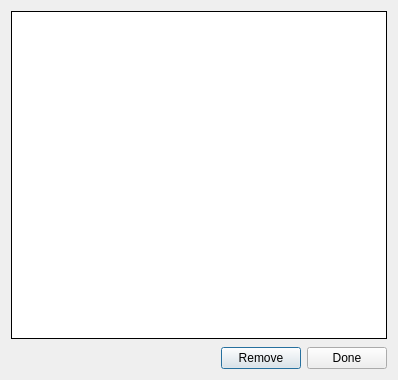
Old version of the form Dialogs/editlistdlg.ui in the repository towhee/Winnow64.
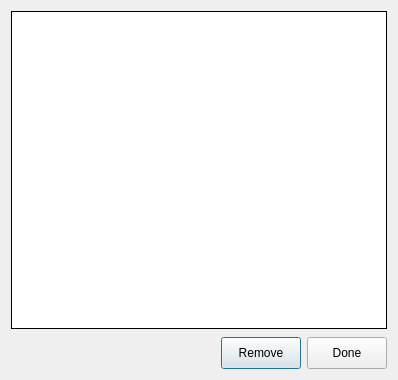
New version of the form.

The edit to the form file:
```diff
--- a/Dialogs/editlistdlg.ui
+++ b/Dialogs/editlistdlg.ui
@@ -83,10 +83,22 @@
      </item>
      <item>
       <widget class="QPushButton" name="deleteBtn">
+       <property name="sizePolicy">
+        <sizepolicy hsizetype="Minimum" vsizetype="Minimum">
+         <horstretch>0</horstretch>
+         <verstretch>0</verstretch>
+        </sizepolicy>
+       </property>
        <property name="minimumSize">
         <size>
          <width>0</width>
-         <height>0</height>
+         <height>32</height>
+        </size>
+       </property>
+       <property name="maximumSize">
+        <size>
+         <width>16777215</width>
+         <height>32</height>
         </size>
        </property>
        <property name="text">
@@ -96,10 +108,22 @@
      </item>
      <item>
       <widget class="QPushButton" name="doneBtn">
+       <property name="sizePolicy">
+        <sizepolicy hsizetype="Minimum" vsizetype="Minimum">
+         <horstretch>0</horstretch>
+         <verstretch>0</verstretch>
+        </sizepolicy>
+       </property>
        <property name="minimumSize">
         <size>
          <width>0</width>
-         <height>0</height>
+         <height>32</height>
+        </size>
+       </property>
+       <property name="maximumSize">
+        <size>
+         <width>16777215</width>
+         <height>32</height>
         </size>
        </property>
        <property name="text">
```
